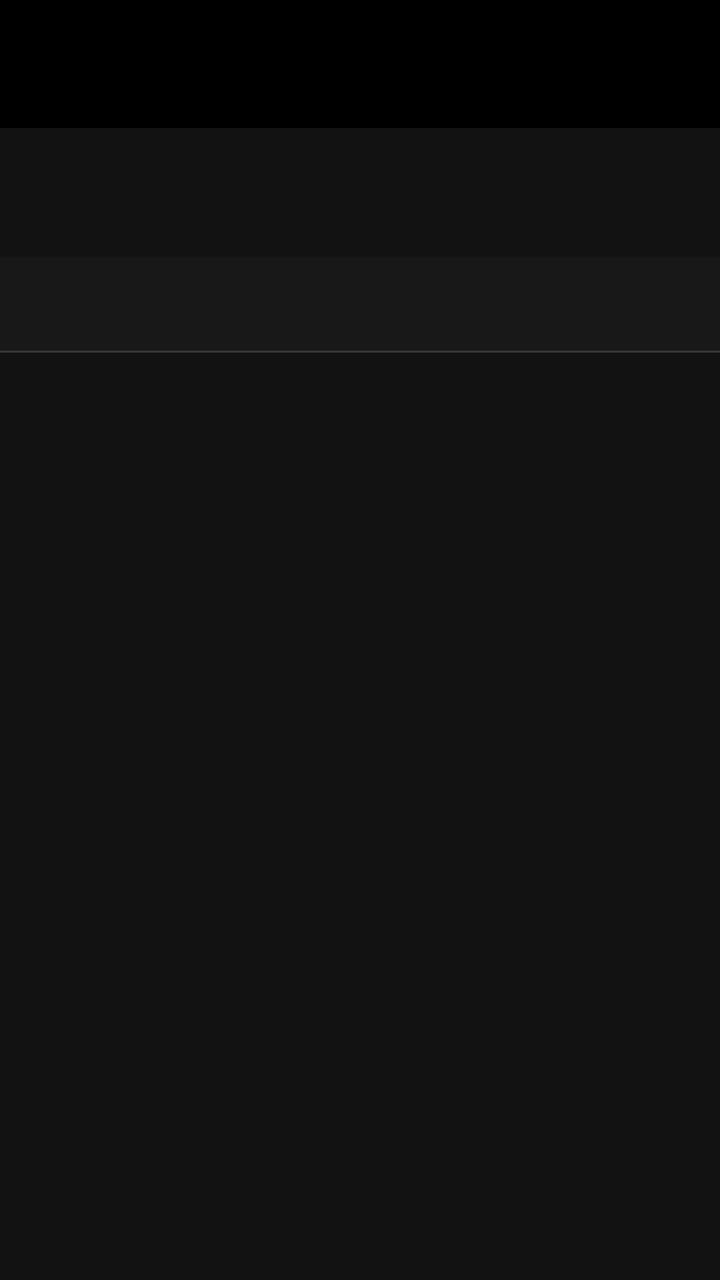
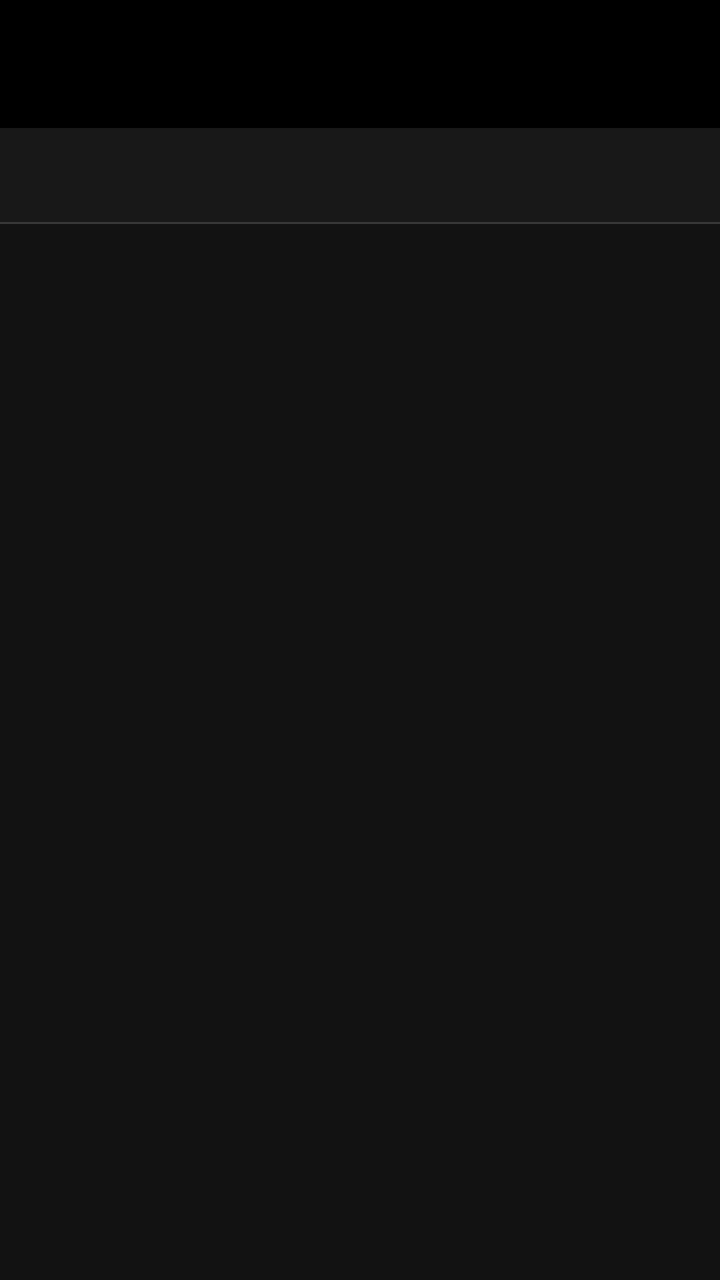

An Android layout rendered at two revisions. The XML below is the earlier revision; the diff shows what the commit changed to produce the second picture.
<!-- AndroidManifest.xml: application theme Theme.DannyApp -->
<!-- res/layout/activity_career_detail.xml -->
<?xml version="1.0" encoding="utf-8"?>
<androidx.constraintlayout.widget.ConstraintLayout xmlns:android="http://schemas.android.com/apk/res/android"
    xmlns:app="http://schemas.android.com/apk/res-auto"
    xmlns:tools="http://schemas.android.com/tools"
    android:id="@+id/careerDetailMain"
    android:layout_width="match_parent"
    android:layout_height="match_parent"
    tools:context=".ui.CareerDetailActivity">

    <include
        android:id="@+id/toolbar"
        layout="@layout/include_toolbar"
        app:layout_constraintEnd_toEndOf="parent"
        app:layout_constraintStart_toStartOf="parent"
        app:layout_constraintTop_toTopOf="parent" />

    <TextView
        android:id="@+id/tvCareerDetails"
        android:layout_width="wrap_content"
        android:layout_height="wrap_content"
        android:layout_margin="16dp"
        android:textAlignment="center"
        android:textSize="18sp"
        app:layout_constraintEnd_toEndOf="parent"
        app:layout_constraintStart_toStartOf="parent"
        app:layout_constraintTop_toBottomOf="@id/toolbar" />

    <com.google.android.material.tabs.TabLayout
        android:id="@+id/tabLayoutCareer"
        android:layout_width="0dp"
        android:layout_height="wrap_content"
        android:layout_marginTop="24dp"
        app:layout_constraintEnd_toEndOf="parent"
        app:layout_constraintStart_toStartOf="parent"
        app:layout_constraintTop_toBottomOf="@id/tvCareerDetails"
        app:tabMode="fixed" />

</androidx.constraintlayout.widget.ConstraintLayout>
<!-- res/layout/include_toolbar.xml (included above) -->
<?xml version="1.0" encoding="utf-8"?>
<com.google.android.material.appbar.MaterialToolbar xmlns:android="http://schemas.android.com/apk/res/android"
    xmlns:app="http://schemas.android.com/apk/res-auto"
    android:layout_width="match_parent"
    android:layout_height="wrap_content"
    android:background="@color/black" />
<!-- resources referenced by this layout -->
<resources>
  <color name="black">#FF000000</color>
  <style name="Theme.DannyApp" parent="Base.Theme.DannyApp" />
  <style name="Base.Theme.DannyApp" parent="Theme.Material3.Dark.NoActionBar">
          
          <item name="android:windowBackground">@color/anthrazit_hintergrund</item>
  
          
          <item name="android:statusBarColor">@color/anthrazit_hintergrund</item>
          <item name="android:navigationBarColor">@color/anthrazit_tief</item>
  
          
          <item name="colorPrimary">@color/rot_haupt</item>
          <item name="colorOnPrimary">@color/white</item>
          <item name="colorPrimaryContainer">@color/rot_dunkel</item>
          <item name="colorOnPrimaryContainer">@color/rot_sehr_hell</item>
  
          
          <item name="colorSecondary">@color/grau_sekundaer</item>
          <item name="colorOnSecondary">@color/anthrazit_container_niedrig</item>
          <item name="colorSecondaryContainer">@color/anthrazit_sekundaer</item>
          <item name="colorOnSecondaryContainer">@color/white</item>
  
          
          <item name="colorTertiary">@color/rot_hell</item>
          <item name="colorOnTertiary">@color/white</item>
          <item name="colorTertiaryContainer">@color/rot_container_dunkel</item>
          <item name="colorOnTertiaryContainer">@color/rot_sehr_hell</item>
  
          
          <item name="android:colorBackground">@color/anthrazit_hintergrund</item>
          <item name="colorOnBackground">@color/grau_text_hell</item>
          <item name="colorSurface">@color/anthrazit_flaeche</item>
          <item name="colorOnSurface">@color/grau_text_hell</item>
          <item name="colorSurfaceVariant">@color/anthrazit_variante</item>
          <item name="colorOnSurfaceVariant">@color/grau_text_gedaempft</item>
  
          
          <item name="colorSurfaceContainerLowest">@color/anthrazit_tief</item>
          <item name="colorSurfaceContainerLow">@color/anthrazit_container_niedrig</item>
          <item name="colorSurfaceContainer">@color/anthrazit_container</item>
          <item name="colorSurfaceContainerHigh">@color/anthrazit_container_hoch</item>
          <item name="colorSurfaceContainerHighest">@color/anthrazit_container_hoechst</item>
  
          
          <item name="colorOutline">@color/grau_rahmen</item>
          <item name="colorOutlineVariant">@color/grau_rahmen_dunkel</item>
  
          
          <item name="textInputStyle">@style/Widget.DannyApp.TextInputLayout.OutlinedBox</item>
  
          
  
  
          
  
  
  
  
      </style>
  <color name="anthrazit_hintergrund">#FF121212</color>
  <color name="anthrazit_tief">#FF0D0D0D</color>
  <color name="rot_haupt">#FFD32F2F</color>
  <color name="white">#FFFFFFFF</color>
  <color name="rot_dunkel">#FF8E0000</color>
  <color name="rot_sehr_hell">#FFFFDAD6</color>
  <color name="grau_sekundaer">#FFC4C4C4</color>
  <color name="anthrazit_container_niedrig">#FF1C1C1C</color>
  <color name="anthrazit_sekundaer">#FF373737</color>
  <color name="rot_hell">#FFEF5350</color>
  <color name="rot_container_dunkel">#FF5C1919</color>
  <color name="grau_text_hell">#FFF5F5F5</color>
  <color name="anthrazit_flaeche">#FF181818</color>
  <color name="anthrazit_variante">#FF2C2C2C</color>
  <color name="grau_text_gedaempft">#FFBDBDBD</color>
  <color name="anthrazit_container">#FF222222</color>
  <color name="anthrazit_container_hoch">#FF2A2A2A</color>
  <color name="anthrazit_container_hoechst">#FF333333</color>
  <color name="grau_rahmen">#FF616161</color>
  <color name="grau_rahmen_dunkel">#FF383838</color>
  <style name="Widget.DannyApp.TextInputLayout.OutlinedBox" parent="Widget.Material3.TextInputLayout.OutlinedBox">
          <item name="android:textColorHint">@color/eingabe_hint</item>
      </style>
  <color name="eingabe_hint">#FF757575</color>
</resources>

<!-- the commit's change to res/layout/activity_career_detail.xml (unified diff, before → after) -->
@@ -14,26 +14,23 @@
         app:layout_constraintStart_toStartOf="parent"
         app:layout_constraintTop_toTopOf="parent" />
 
-    <TextView
-        android:id="@+id/tvCareerDetails"
-        android:layout_width="wrap_content"
-        android:layout_height="wrap_content"
-        android:layout_margin="16dp"
-        android:textAlignment="center"
-        android:textSize="18sp"
-        app:layout_constraintEnd_toEndOf="parent"
-        app:layout_constraintStart_toStartOf="parent"
-        app:layout_constraintTop_toBottomOf="@id/toolbar" />
-
     <com.google.android.material.tabs.TabLayout
         android:id="@+id/tabLayoutCareer"
         android:layout_width="0dp"
         android:layout_height="wrap_content"
-        android:layout_marginTop="24dp"
         app:layout_constraintEnd_toEndOf="parent"
         app:layout_constraintStart_toStartOf="parent"
-        app:layout_constraintTop_toBottomOf="@id/tvCareerDetails"
+        app:layout_constraintTop_toBottomOf="@id/toolbar"
         app:tabMode="fixed" />
+
+    <androidx.viewpager2.widget.ViewPager2
+        android:id="@+id/viewPagerCareer"
+        android:layout_width="0dp"
+        android:layout_height="0dp"
+        app:layout_constraintBottom_toBottomOf="parent"
+        app:layout_constraintEnd_toEndOf="parent"
+        app:layout_constraintStart_toStartOf="parent"
+        app:layout_constraintTop_toBottomOf="@id/tabLayoutCareer" />
 
 </androidx.constraintlayout.widget.ConstraintLayout>
 <!-- res/layout/include_toolbar.xml (included above) -->
